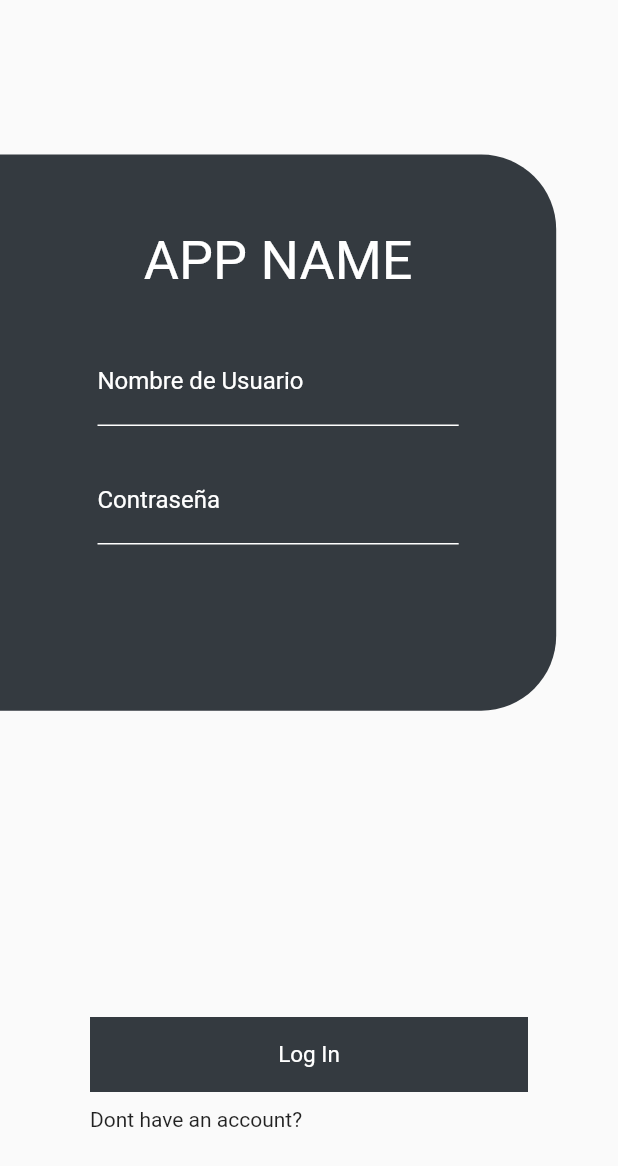
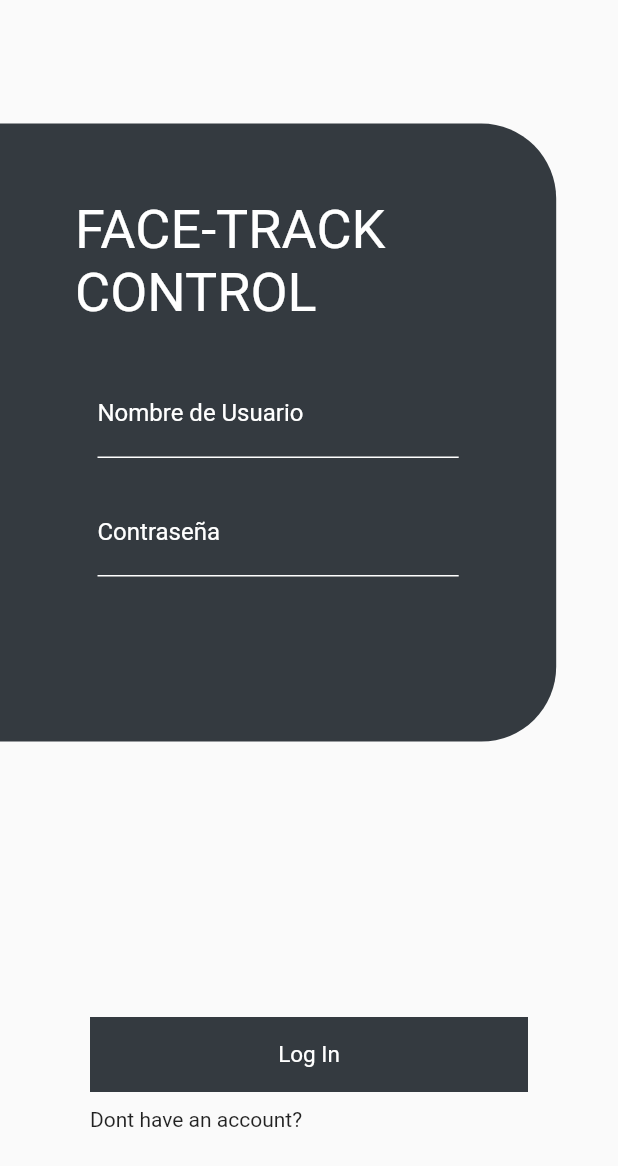
Before and after one commit to car2854/Software_flutter, a Flutter app: the screen it shows after launch, on a phone screen of 412 x 824 dp. Shown: the top 1166 px of the screen. Run offline on Flutter 3.47's test engine with Material 2 defaults, Android fonts, the phone set to English and light mode, and no system bars.

Commit message:
Arreglando ciertas cosas

```diff
--- a/lib/src/pages/login.dart
+++ b/lib/src/pages/login.dart
@@ -118,7 +118,7 @@ class Datos extends StatelessWidget {
       child: Align(
         alignment: Alignment.centerLeft,
         child: Container(
-          height: screen.width * 0.9,
+          height: screen.width,
           width: screen.width * 0.9,
           decoration: BoxDecoration(
             borderRadius: BorderRadius.only(
--- a/lib/src/styles/styles.dart
+++ b/lib/src/styles/styles.dart
@@ -3,7 +3,7 @@ import 'package:flutter/material.dart';
 class Styles {
 
   // Nombre de la Aplicacion
-  final String nameApp = 'App Name';
+  final String nameApp = 'Face-track Control';
 
   // Color del tema
   final Color color = Color(0xff343A40);
```
